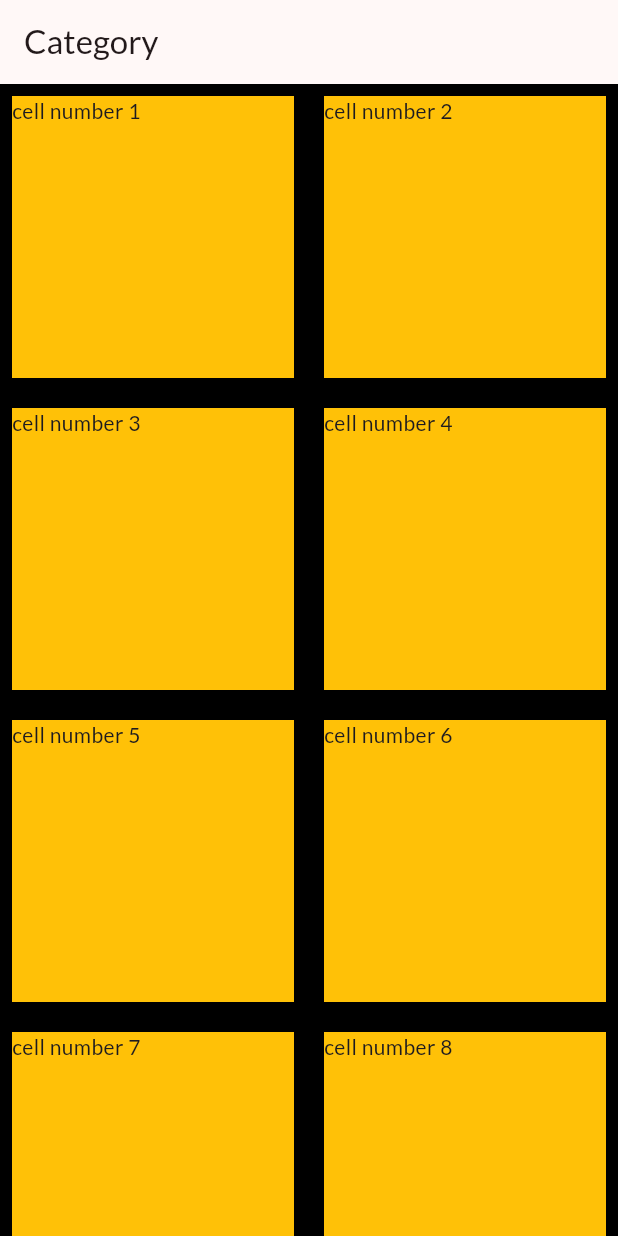
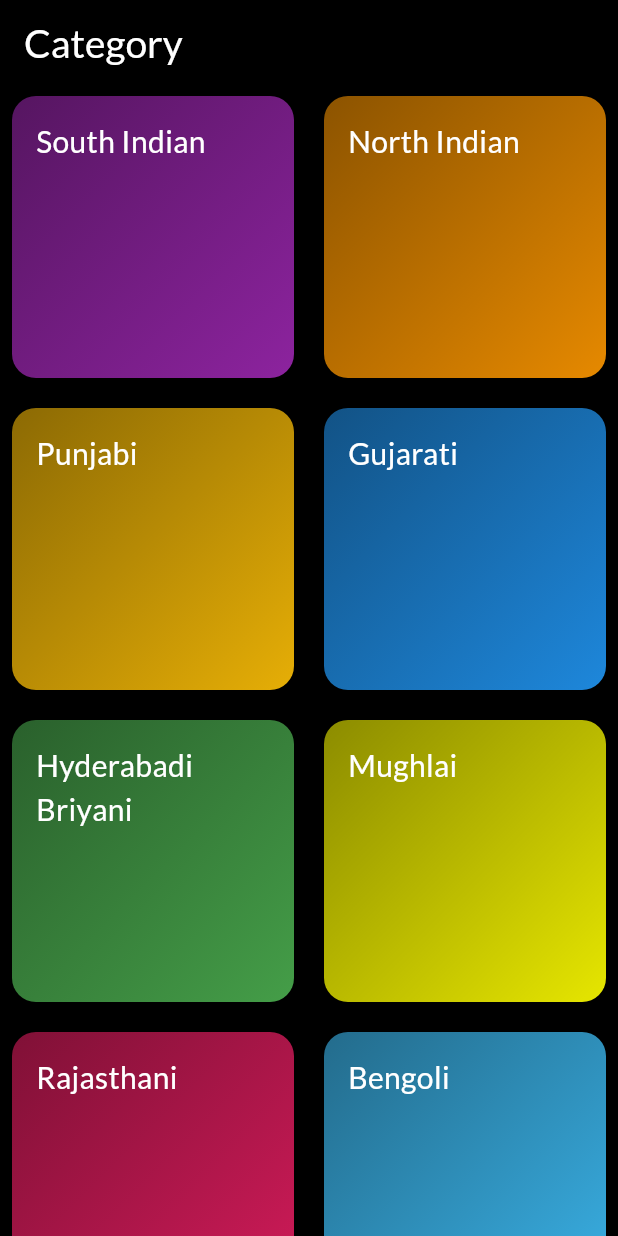
Before and after one commit to Ecocoder0711/meal_recipe_app, a Flutter app: the screen it shows after launch, on a phone screen of 412 x 824 dp. Run offline on Flutter 3.47's test engine with Material 3 defaults, Android fonts, the phone set to English and light mode, and no system bars; our stand-ins replace google_fonts.

Commit message:
designing my Category page

```diff
--- /dev/null
+++ b/lib/data/category_data.dart
@@ -0,0 +1,19 @@
+import 'package:flutter/material.dart' show Colors;
+import 'package:meal_recipe_app/model/category_model.dart';
+
+// CategoryModel cat = CategoryModel(
+//   id: "c1",
+//   title: "South Indian",
+//   color: Colors.purple,
+// );
+
+List<CategoryModel> categories = [
+  CategoryModel(id: "1", title: "South Indian", color: Colors.purple),
+  CategoryModel(id: "2", title: "North Indian", color: Colors.orange),
+  CategoryModel(id: "3", title: "Punjabi", color: Colors.amber),
+  CategoryModel(id: "4", title: "Gujarati", color: Colors.blue),
+  CategoryModel(id: "5", title: "Hyderabadi Briyani", color: Colors.green),
+  CategoryModel(id: "6", title: "Mughlai", color: Colors.yellowAccent),
+  CategoryModel(id: "7", title: "Rajasthani", color: Colors.pink),
+  CategoryModel(id: "8", title: "Bengoli", color: Colors.lightBlueAccent),
+];
--- /dev/null
+++ b/lib/model/category_model.dart
@@ -0,0 +1,9 @@
+import 'package:flutter/material.dart' show Color;
+
+class CategoryModel {
+  final String id;
+  final String title;
+  final Color color;
+
+  CategoryModel({required this.id, required this.title, required this.color});
+}
--- a/lib/runapp.dart
+++ b/lib/runapp.dart
@@ -10,7 +10,8 @@ class MealRecipeApp extends StatelessWidget {
     return MaterialApp(
       title: "Meal Recipe App",
       home: CategoryScreen(),
-      theme: Mytheme.brightnesstheme(context),
+      theme: Mytheme.colorscheme(context),
     );
   }
 }
+// categories: categorymodel[categorymodel.length]
--- a/lib/screen/category_screen.dart
+++ b/lib/screen/category_screen.dart
@@ -1,12 +1,19 @@
 import 'package:flutter/material.dart';
+import 'package:meal_recipe_app/data/category_data.dart';
 
 class CategoryScreen extends StatelessWidget {
+  // final CategoryModel categories; required this.categories
   const CategoryScreen({super.key});
 
   @override
   Widget build(BuildContext context) {
     return Scaffold(
-      appBar: AppBar(title: const Text("Category")),
+      appBar: AppBar(
+        title: const Text(
+          "Category",
+          style: TextStyle(fontSize: 26, fontWeight: FontWeight.w500),
+        ),
+      ),
       body: GridView(
         padding: EdgeInsets.all(8),
         gridDelegate: SliverGridDelegateWithFixedCrossAxisCount(
@@ -14,10 +21,31 @@ class CategoryScreen extends StatelessWidget {
           crossAxisSpacing: 20, // columns ke beech ka gap (horizontal)
           mainAxisSpacing: 20, // rows ke beech ka gap (vertical)
         ),
-        children: [
-          for (int i = 1; i < 20; i++)
-            Container(color: Colors.amber, child: Text("cell number $i")),
-        ],
+        children: List.generate(categories.length, (index) {
+          return Container(
+            padding: const EdgeInsets.all(16),
+            // color: categories[index].color,
+            decoration: BoxDecoration(
+              borderRadius: BorderRadius.circular(16),
+              gradient: LinearGradient(
+                colors: [
+                  categories[index].color.withOpacity(0.55),
+                  categories[index].color.withOpacity(0.9),
+                ],
+                begin: Alignment.topLeft,
+                end: Alignment.bottomRight,
+              ),
+            ),
+            child: Text(
+              categories[index].title,
+              style: TextStyle(
+                color: Colors.white,
+                fontSize: 20,
+                fontWeight: FontWeight.normal,
+              ),
+            ),
+          );
+        }),
       ),
     );
   }
--- a/lib/utils/theme_data.dart
+++ b/lib/utils/theme_data.dart
@@ -2,11 +2,15 @@ import 'package:flutter/material.dart';
 import 'package:google_fonts/google_fonts.dart';
 
 class Mytheme {
-  static ThemeData brightnesstheme(BuildContext context) => ThemeData(
+  static ThemeData colorscheme(BuildContext context) => ThemeData(
     colorScheme: ColorScheme.fromSeed(
       seedColor: const Color.fromARGB(255, 180, 11, 57),
     ),
     textTheme: GoogleFonts.latoTextTheme(),
     scaffoldBackgroundColor: Colors.black,
+    appBarTheme: const AppBarTheme(
+      backgroundColor: Colors.black,
+      foregroundColor: Colors.white,
+    ),
   );
 }
```
